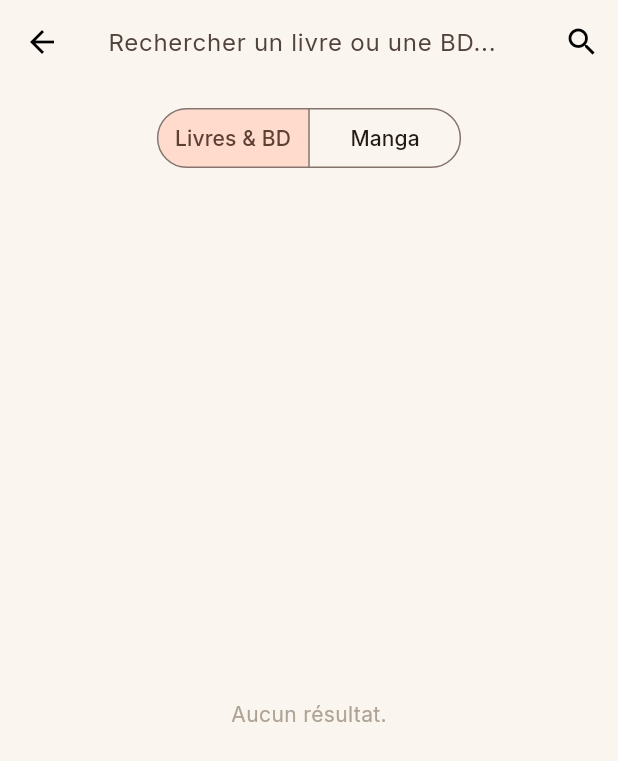
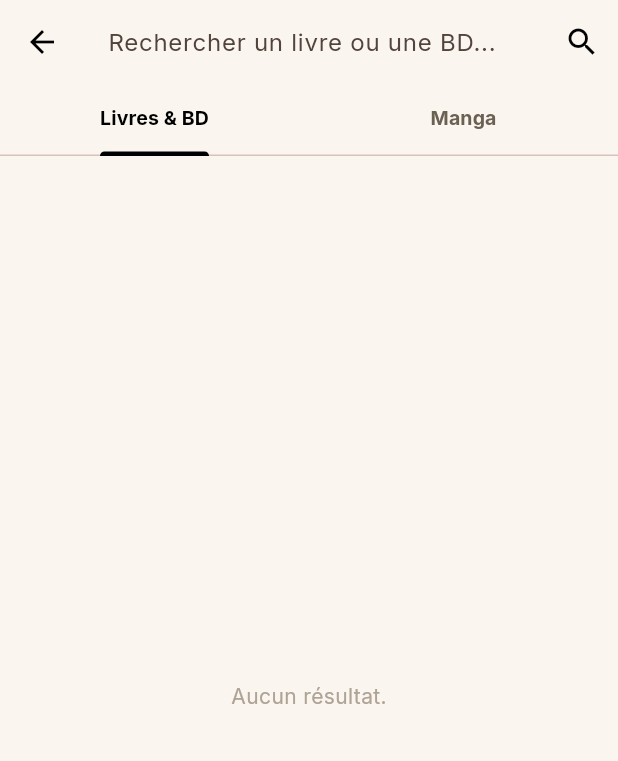
Before and after one commit to Mehdi-F/tlio, a Flutter app: the ExplorerScreen screen opened directly, on a phone screen of 412 x 824 dp. Shown: the top 761 px of the screen. Run offline on Flutter 3.47's test engine with Material 3 defaults, Android fonts, the phone set to English and light mode, and no system bars; our stand-ins replace cached_network_image, cloud_firestore, firebase_auth, firebase_core, google_fonts, shared_preferences; accounts and stored records are empty.

Commit message:
Replace filter/mode SegmentedButton pills with Showtime-style TabBar
User-reported: SegmentedButton pills wrapped short labels (e.g. "Tous",
"Livres") onto two lines even with the selected-icon hidden. Switched
both the Books & BD filter and the Explorer mode toggle to TabBar/
TabController, matching Showtime's own filter-tab pattern (already
styled via tabBarTheme, just unused until now).

```diff
--- a/lib/screens/explorer_screen.dart
+++ b/lib/screens/explorer_screen.dart
@@ -23,7 +23,9 @@ class ExplorerScreen extends StatefulWidget {
   State<ExplorerScreen> createState() => _ExplorerScreenState();
 }
 
-class _ExplorerScreenState extends State<ExplorerScreen> {
+class _ExplorerScreenState extends State<ExplorerScreen>
+    with SingleTickerProviderStateMixin {
+  late final TabController _tabController;
   _ExplorerMode _mode = _ExplorerMode.books;
   final _controller = TextEditingController();
   List<BookSearchResult> _bookResults = [];
@@ -32,8 +34,18 @@ class _ExplorerScreenState extends State<ExplorerScreen> {
   bool _error = false;
 
   @override
+  void initState() {
+    super.initState();
+    _tabController = TabController(
+      length: _ExplorerMode.values.length,
+      vsync: this,
+    );
+  }
+
+  @override
   void dispose() {
     _controller.dispose();
+    _tabController.dispose();
     super.dispose();
   }
 
@@ -104,30 +116,16 @@ class _ExplorerScreenState extends State<ExplorerScreen> {
         actions: [
           IconButton(icon: const Icon(Icons.search), onPressed: _search),
         ],
+        bottom: TabBar(
+          controller: _tabController,
+          onTap: (i) => setState(() => _mode = _ExplorerMode.values[i]),
+          tabs: [
+            Tab(text: context.tr('explorer.toggleBooks')),
+            Tab(text: context.tr('explorer.toggleManga')),
+          ],
+        ),
       ),
-      body: Column(
-        children: [
-          Padding(
-            padding: const EdgeInsets.all(12),
-            child: SegmentedButton<_ExplorerMode>(
-              segments: [
-                ButtonSegment(
-                  value: _ExplorerMode.books,
-                  label: Text(context.tr('explorer.toggleBooks')),
-                ),
-                ButtonSegment(
-                  value: _ExplorerMode.manga,
-                  label: Text(context.tr('explorer.toggleManga')),
-                ),
-              ],
-              selected: {_mode},
-              showSelectedIcon: false,
-              onSelectionChanged: (s) => setState(() => _mode = s.first),
-            ),
-          ),
-          Expanded(child: _buildResults(context)),
-        ],
-      ),
+      body: _buildResults(context),
     );
   }
 
```
Also changed, not shown: lib/screens/books_screen.dart (+23 -25 lines).
